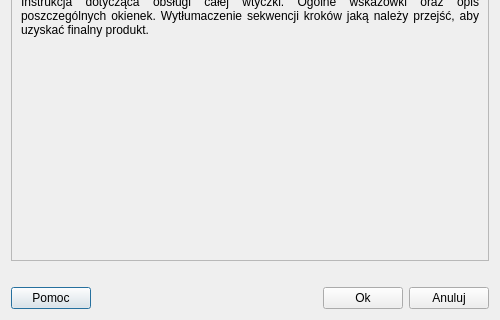
The window that modules/settings/views/ui/pomoc_dialog_base.ui (envirosolutionspl/wtyczka_qgis_app) describes before a commit, drawn with Qt 5; both pictures show x 0 to 500 and y 280 to 600 of the 500 by 600 pixel window.
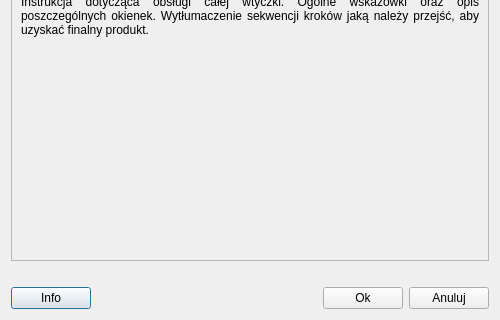
The same window after the commit.

What changed in the file:
```diff
--- a/modules/settings/views/ui/pomoc_dialog_base.ui
+++ b/modules/settings/views/ui/pomoc_dialog_base.ui
@@ -91,7 +91,7 @@
        <item>
         <widget class="QPushButton" name="help_btn">
          <property name="text">
-          <string>Pomoc</string>
+          <string>Info</string>
          </property>
         </widget>
        </item>
```
Left out of the diff: 4 changed lines with no effect on the pictures.
